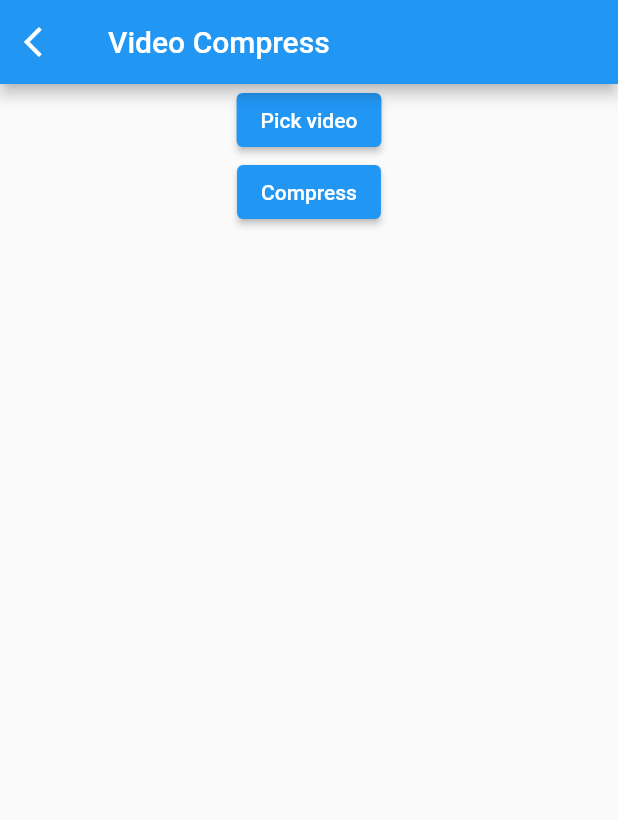
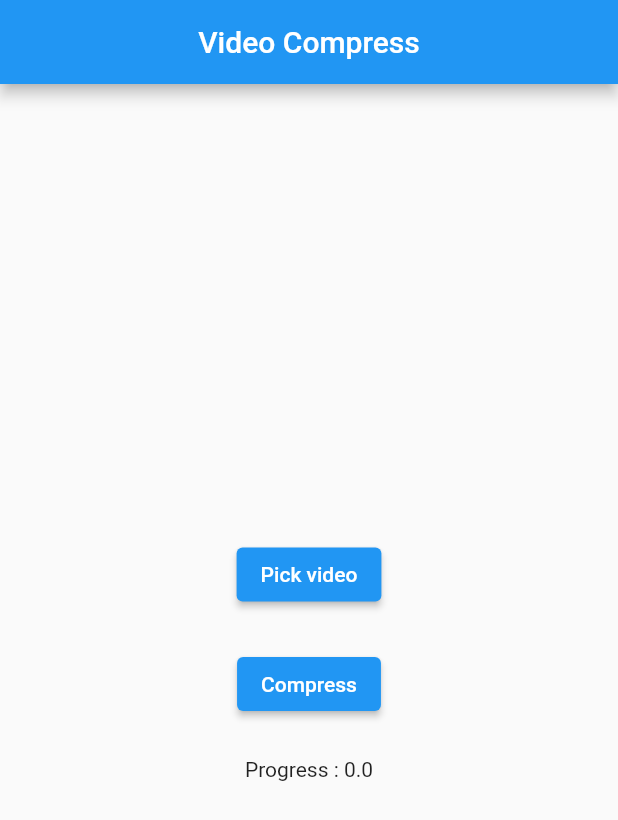
Before and after one commit to aravind-b-dev/video-compress, a Flutter app: the screen it shows after launch, on a phone screen of 412 x 824 dp. Shown: the top 820 px of the screen. Run offline on Flutter 3.47's test engine with Material 2 defaults, Android fonts, the phone set to English and light mode, and no system bars; our stand-ins replace file_picker; missing offline and left inert: video_compress; statements that could not run were skipped.

Commit message:
added progress

```diff
--- a/lib/main.dart
+++ b/lib/main.dart
@@ -1,6 +1,7 @@
 import 'package:flutter/material.dart';
 import 'package:file_picker/file_picker.dart';
 import 'package:video_compress/video_compress.dart';
+
 void main() {
   runApp(const MyApp());
 }
@@ -16,47 +17,54 @@ class MyApp extends StatelessWidget {
       theme: ThemeData(
         primarySwatch: Colors.blue,
       ),
-      home:  VdoCompress(),
+      home: VdoCompress(),
     );
   }
 }
 
-
-
-
-
 class VdoCompress extends StatefulWidget {
-
   @override
   _VdoCompressState createState() => _VdoCompressState();
 }
 
 class _VdoCompressState extends State<VdoCompress> {
   var vdoPath;
+  late Subscription _subscription;
+  var progres = 0.0;
+
+  @override
+  void initState() {
+    super.initState();
+
+    _subscription = VideoCompress.compressProgress$.subscribe((progress) {
+      debugPrint('progress: $progress');
+      setState(() {
+        progres = progress;
+      });
+    });
+  }
+
   @override
   Widget build(BuildContext context) {
     return Scaffold(
       appBar: AppBar(
         title: const Text("Video Compress"),
-          leading: IconButton(
-            onPressed: () => Navigator.pop(context),
-            icon: Icon(Icons.arrow_back_ios),
-          ),
+        centerTitle: true,
       ),
       body: Container(
         height: MediaQuery.of(context).size.height,
         width: MediaQuery.of(context).size.width,
         child: Column(
-
+          mainAxisAlignment: MainAxisAlignment.center,
           children: [
             ElevatedButton(
                 onPressed: () async {
-                    FilePickerResult? result = await FilePicker.platform.pickFiles(
+                  FilePickerResult? result =
+                      await FilePicker.platform.pickFiles(
                     type: FileType.video,
                   );
                   print("----->>>---${result!.files.single.path}");
-                    if(result != null) {
-
+                  if (result != null) {
                     setState(() {
                       vdoPath = result.files.single.path;
                     });
@@ -66,18 +74,23 @@ class _VdoCompressState extends State<VdoCompress> {
                 },
                 child: const Text("Pick video")),
 
+            SizedBox(height: 25,),
             ElevatedButton(
                 onPressed: () {
                   vdoCompress();
                 },
-                  child: const Text("Compress"))
+                child: const Text("Compress")),
+
+            SizedBox(height: 25,),
+
+            Text("Progress : $progres",textAlign: TextAlign.center,),
           ],
         ),
       ),
     );
   }
 
-  vdoCompress () async {
+  vdoCompress() async {
     MediaInfo? mediaInfo = await VideoCompress.compressVideo(
       vdoPath,
       quality: VideoQuality.LowQuality,
@@ -85,5 +98,4 @@ class _VdoCompressState extends State<VdoCompress> {
     );
     print("----------$mediaInfo");
   }
-
 }
```
Lines whose indentation alone changed are shown as unchanged.
